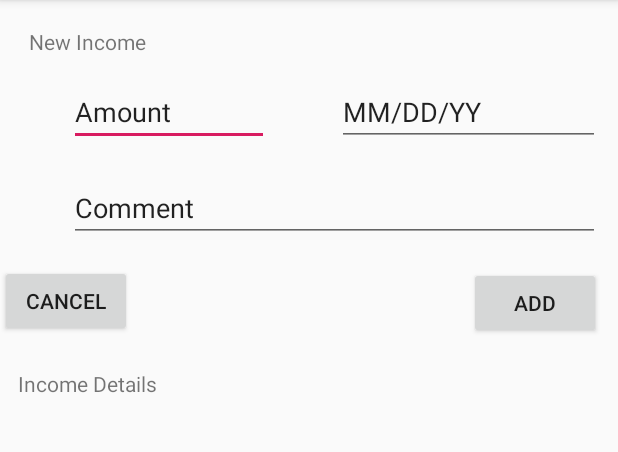
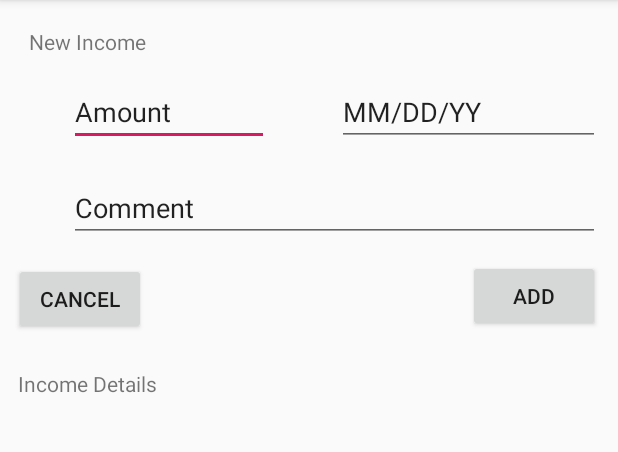
Before and after one commit to meilunw/CASH-Diary, an Android app: the Income_activity screen opened directly, with no data from a screen before it, on a phone screen of 412 x 824 dp, the part 84-536 px from its top. Run offline under Robolectric (Android 15) with nearby library versions, the phone set to English and light mode, and no system bars.

Commit message:
added page

```diff
--- a/app/src/main/AndroidManifest.xml
+++ b/app/src/main/AndroidManifest.xml
@@ -18,7 +18,8 @@
         </activity>
         <activity android:name=".Income_activity" />
         <activity android:name=".Expense_activity" />
-        <activity android:name=".Balance_activity"></activity>
+        <activity android:name=".Balance_activity" />
+        <activity android:name=".AddedIncome"></activity>
     </application>
 
 </manifest>
--- a/app/src/main/java/com/example/wumeilun/cashdiary/Income_activity.java
+++ b/app/src/main/java/com/example/wumeilun/cashdiary/Income_activity.java
@@ -1,13 +1,28 @@
 package com.example.wumeilun.cashdiary;
 
+import android.content.Intent;
 import android.support.v7.app.AppCompatActivity;
 import android.os.Bundle;
+import android.view.View;
+import android.widget.Button;
 
 public class Income_activity extends AppCompatActivity {
+    Button AddIncome;
 
     @Override
     protected void onCreate(Bundle savedInstanceState) {
         super.onCreate(savedInstanceState);
         setContentView(R.layout.activity_income_activity);
+        AddIncome = findViewById(R.id.Add_New_Income);
+        AddIncome.setOnClickListener(new View.OnClickListener() {
+            @Override
+            public void onClick(View v) {
+                addincome();
+            }
+        });
+    }
+    public void addincome() {
+        Intent intent = new Intent(this, AddedIncome.class);
+        startActivity(intent);
     }
 }
--- a/app/src/main/res/layout/activity_income_activity.xml
+++ b/app/src/main/res/layout/activity_income_activity.xml
@@ -92,37 +92,15 @@
         android:inputType="textPersonName"
         android:text="Comment" />
 
-    <Button
-        android:id="@+id/Add-New-Expense"
-        android:layout_width="wrap_content"
-        android:layout_height="wrap_content"
-        android:layout_alignParentTop="true"
-        android:layout_alignParentEnd="true"
-        android:layout_alignParentRight="true"
-        android:layout_marginTop="178dp"
-        android:layout_marginEnd="11dp"
-        android:layout_marginRight="11dp"
-        android:text="Add" />
-
-    <Button
-        android:id="@+id/Cancel-New-Income"
-        android:layout_width="wrap_content"
-        android:layout_height="wrap_content"
-        android:layout_alignTop="@+id/Add-New-Expense"
-        android:layout_alignParentStart="true"
-        android:layout_alignParentLeft="true"
-        android:layout_marginStart="0dp"
-        android:layout_marginLeft="0dp"
-        android:layout_marginTop="-1dp"
-        android:text="Cancel" />
-
     <TableLayout
         android:id="@+id/Income_Details"
         android:layout_width="match_parent"
         android:layout_height="239dp"
         android:layout_alignEnd="@+id/Money"
+        android:layout_alignRight="@+id/Money"
         android:layout_alignParentBottom="true"
         android:layout_marginEnd="-205dp"
+        android:layout_marginRight="-205dp"
         android:layout_marginBottom="0dp"
         android:gravity="top"
         android:orientation="vertical">
@@ -144,4 +122,25 @@
             android:layout_height="match_parent" />
     </TableLayout>
 
+    <Button
+        android:id="@+id/Add-New-Income"
+        android:layout_width="wrap_content"
+        android:layout_height="wrap_content"
+        android:layout_below="@+id/New-Income-Info"
+        android:layout_alignEnd="@+id/Date"
+        android:layout_alignRight="@+id/Date"
+        android:text="Add" />
+
+    <Button
+        android:id="@+id/Cancel"
+        android:layout_width="wrap_content"
+        android:layout_height="wrap_content"
+        android:layout_alignStart="@+id/title2"
+        android:layout_alignLeft="@+id/title2"
+        android:layout_alignParentTop="true"
+        android:layout_marginStart="7dp"
+        android:layout_marginLeft="7dp"
+        android:layout_marginTop="175dp"
+        android:text="Cancel" />
+
 </RelativeLayout>
```
Also changed, not shown: app/src/main/java/com/example/wumeilun/cashdiary/AddedIncome.java (added, +13 -0 lines), app/src/main/res/layout/activity_added_income.xml (added, +16 -0 lines).
